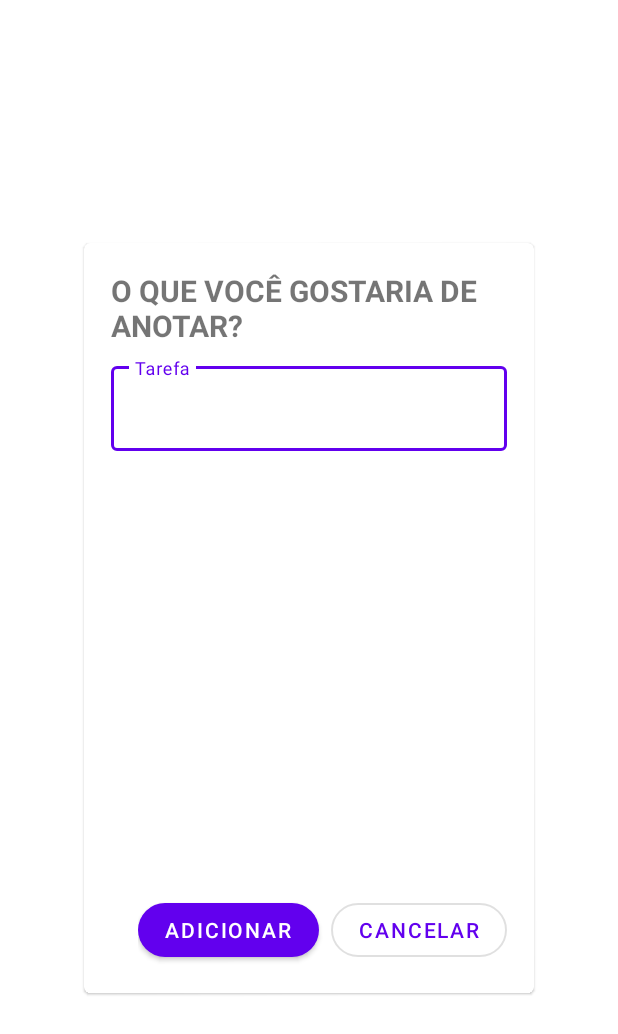
After one commit to anthonyceegp/cursoandroidaula27, an Android app: the layout alert_dialog_new_todo.xml on its own in the app's theme, with its tools: preview values and no code run, on a phone screen of 412 x 824 dp. The commit adds this screen. Shown: the top 1034 px of the screen. Run offline under Robolectric (Android 15) with nearby library versions, the phone set to English and light mode, and no system bars.

Commit message:
adiciona layout de novo alerta

```diff
--- /dev/null
+++ b/ExercicioAula27/app/src/main/res/layout/alert_dialog_new_todo.xml
@@ -0,0 +1,80 @@
+<?xml version="1.0" encoding="utf-8"?>
+<com.google.android.material.card.MaterialCardView xmlns:android="http://schemas.android.com/apk/res/android"
+    xmlns:app="http://schemas.android.com/apk/res-auto"
+    android:layout_width="300dp"
+    android:layout_height="500dp"
+    android:layout_gravity="center">
+
+    <LinearLayout
+        android:layout_width="match_parent"
+        android:layout_height="match_parent"
+        android:orientation="vertical"
+        android:padding="18dp">
+
+        <LinearLayout
+            android:layout_width="match_parent"
+            android:layout_height="0dp"
+            android:orientation="vertical"
+            android:layout_weight="1">
+
+            <TextView
+                android:layout_width="match_parent"
+                android:layout_height="wrap_content"
+                android:text="@string/alert_title"
+                android:textSize="20sp"
+                android:textAlignment="viewStart"
+                android:textAllCaps="true"
+                android:textStyle="bold"
+                android:layout_marginBottom="8dp"/>
+
+            <com.google.android.material.textfield.TextInputLayout
+                android:id="@+id/etdNewTodo"
+                android:layout_width="match_parent"
+                android:layout_height="wrap_content"
+                android:hint="@string/tarefa"
+                app:errorEnabled="true"
+                style="@style/Widget.MaterialComponents.TextInputLayout.OutlinedBox">
+
+                <com.google.android.material.textfield.TextInputEditText
+                    android:layout_width="match_parent"
+                    android:layout_height="wrap_content"
+                    android:inputType="textMultiLine"
+                    />
+
+            </com.google.android.material.textfield.TextInputLayout>
+
+        </LinearLayout>
+
+        <LinearLayout
+            android:layout_width="match_parent"
+            android:layout_height="wrap_content"
+            android:orientation="horizontal"
+            android:layout_gravity="bottom"
+            android:layout_marginStart="18dp">
+
+            <com.google.android.material.button.MaterialButton
+                android:id="@+id/btnAddAlert"
+                android:layout_width="wrap_content"
+                android:layout_height="wrap_content"
+                android:text="@string/adicionar"
+                android:layout_weight="1"
+                android:layout_marginEnd="4dp"
+                app:cornerRadius="30dp"/>
+
+
+            <com.google.android.material.button.MaterialButton
+                android:id="@+id/btnCancelAlert"
+                android:layout_width="wrap_content"
+                android:layout_height="wrap_content"
+                android:text="@string/cancelar"
+                android:layout_weight="1"
+                android:layout_marginStart="4dp"
+                app:cornerRadius="30dp"
+                style="@style/Widget.MaterialComponents.Button.OutlinedButton"
+                />
+
+        </LinearLayout>
+
+    </LinearLayout>
+
+</com.google.android.material.card.MaterialCardView>
--- a/ExercicioAula27/app/src/main/res/values/strings.xml
+++ b/ExercicioAula27/app/src/main/res/values/strings.xml
@@ -5,4 +5,7 @@
     <string name="tarefa">Tarefa</string>
     <string name="deletar">Deletar</string>
     <string name="button_description">Button add new ToDo</string>
+    <string name="alert_title">O que você gostaria de anotar?</string>
+    <string name="adicionar">Adicionar</string>
+    <string name="cancelar">Cancelar</string>
 </resources>
```
